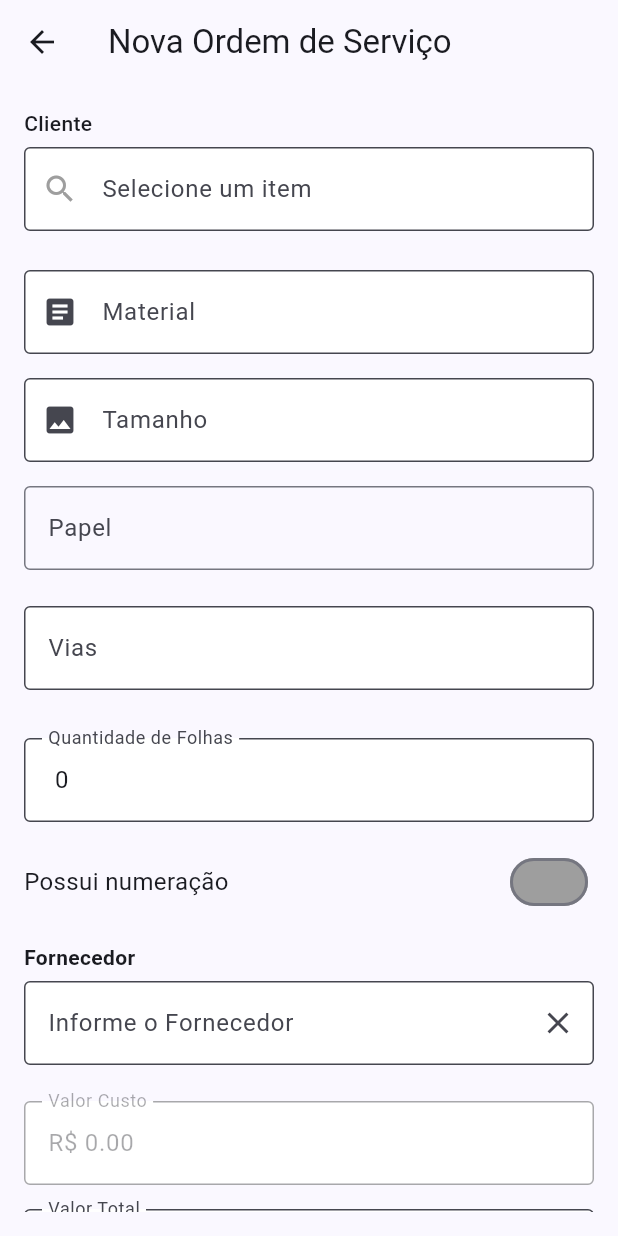
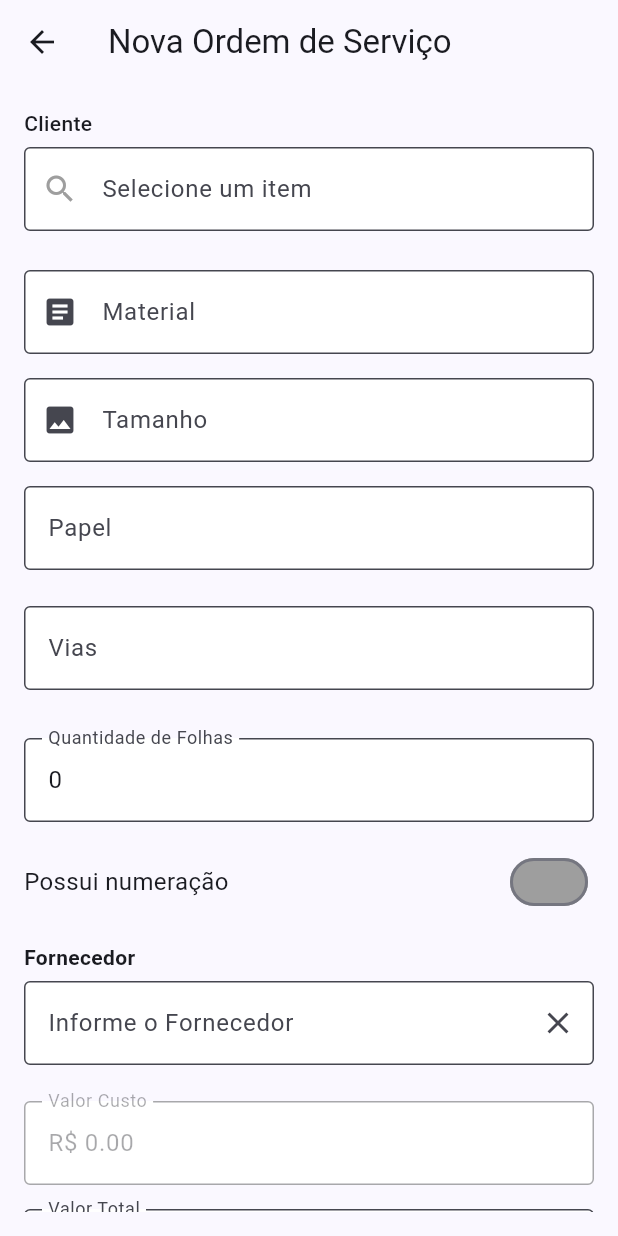
Before and after one commit to rafaelassumpcao274/grafica_app, a Flutter app: the OrdemServicoForm screen opened directly, on a phone screen of 412 x 824 dp. Run offline on Flutter 3.47's test engine with Material 3 defaults, Android fonts, the phone set to English and light mode, and no system bars; drawn by our look-alikes of flutter_typeahead; our stand-ins replace drift, equatable, flutter_keyboard_visibility, flutter_riverpod, mask_text_input_formatter, shimmer_animation; missing offline and left inert: cpf_cnpj_validator; accounts and stored records are empty; generated files the repository leaves out were written again.

Commit message:
fix(): ajustes na tela de ordem servico, ajustando ponto decimal no campo de numeração,
refactor(): padronizando o componente PapelAutocomplete , para ficar igual a outros componentes

```diff
--- a/lib/features/ordemServico/presentation/widgets/components/custom_integer_input.dart
+++ b/lib/features/ordemServico/presentation/widgets/components/custom_integer_input.dart
@@ -25,13 +25,15 @@ class CustomIntegerInput extends StatelessWidget {
 
   @override
   Widget build(BuildContext context) {
-    List<TextInputFormatter> inputFormatters = [];
+    List<TextInputFormatter> inputFormatters = [FilteringTextInputFormatter.digitsOnly];
+
+    if(controller.text.isNotEmpty){
+      controller.text = ThousandsFormatter().ThousandsFormatNumber(controller.text);
+    }
 
     if (useThousandsSeparator) {
       // Formata com separador de milhar
       inputFormatters.add(ThousandsFormatter());
-    } else {
-      inputFormatters.add(FilteringTextInputFormatter.digitsOnly);
     }
 
     return TextFormField(
@@ -67,12 +69,17 @@ class ThousandsFormatter extends TextInputFormatter {
     String digitsOnly = newValue.text.replaceAll(RegExp(r'[^\d]'), '');
     if (digitsOnly.isEmpty) return const TextEditingValue(text: '');
 
-    final number = int.parse(digitsOnly);
-    final newText = NumberFormat('#,###', 'pt_BR').format(number);
+    String newText = ThousandsFormatNumber(digitsOnly);
 
     return TextEditingValue(
       text: newText,
       selection: TextSelection.collapsed(offset: newText.length),
     );
   }
+
+  String ThousandsFormatNumber(String digitsOnly) {
+       final number = int.parse(digitsOnly);
+    final newText = NumberFormat('#,###', 'pt_BR').format(number);
+    return newText;
+  }
 }
--- a/lib/features/ordemServico/presentation/widgets/components/papel_autocomplete.dart
+++ b/lib/features/ordemServico/presentation/widgets/components/papel_autocomplete.dart
@@ -47,6 +47,8 @@ class _PapelAutocompleteState extends ConsumerState<PapelAutocomplete> {
           decoration: const InputDecoration(
             labelText: 'Papel',
             hintText: 'Digite o nome do papel',
+            filled: true,
+            fillColor: Colors.white,
             border: OutlineInputBorder(),
           ),
           onChanged: (value) {
```
